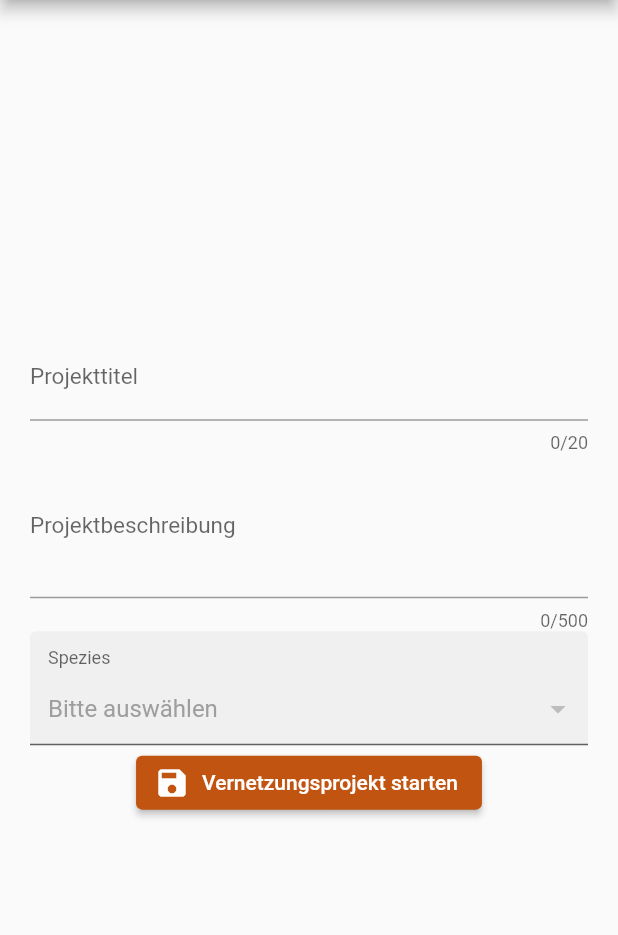
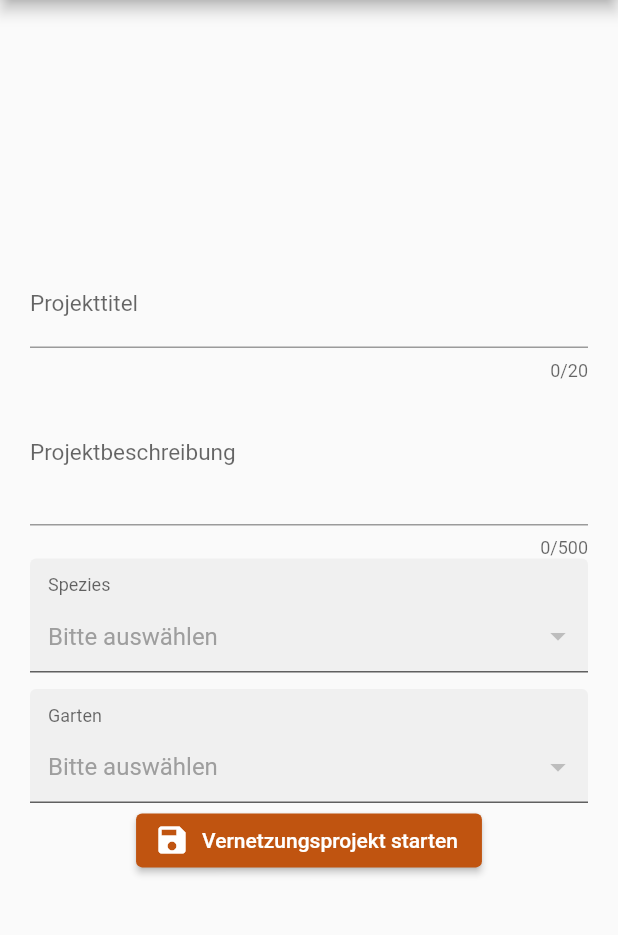
Before and after one commit to ElenaAlgaria/BetterGarden2_IP34, a Flutter app: the screen it shows after launch, in the side drawer, after a tap on "Vernetzungsprojekt starten", on a phone screen of 412 x 824 dp, the part 84-1019 px from its top. Run offline on Flutter 3.47's test engine with Material 2 defaults, Android fonts, the phone set to English and light mode, and no system bars; our stand-ins replace cached_network_image, cloud_firestore, extended_image, firebase_auth, firebase_core, firebase_storage and 9 more; missing offline and left inert: flutter_facebook_auth, image_editor; accounts and stored records are empty.

```diff
--- a/lib/screens/map_page/maps_page.dart
+++ b/lib/screens/map_page/maps_page.dart
@@ -7,6 +7,7 @@ import 'package:biodiversity/models/garden.dart';
 import 'package:biodiversity/models/map_interactions_container.dart';
 import 'package:biodiversity/models/species.dart';
 import 'package:biodiversity/screens/create_group_page/create_group_page.dart';
+import 'package:biodiversity/screens/project_page/create_project_page.dart';
 import 'package:biodiversity/services/image_service.dart';
 import 'package:biodiversity/services/service_provider.dart';
 import 'package:flutter/cupertino.dart';
@@ -206,7 +207,7 @@ class _MapsPageState extends State<MapsPage> with TickerProviderStateMixin {
           onPressed: () {
             Navigator.push(
               context,
-              MaterialPageRoute(builder: (context) => CreateGroupPage(_currentSpecies)),
+              MaterialPageRoute(builder: (context) => CreateProjectPage()),
             );
           },
         ));
--- a/lib/screens/project_page/create_project_page.dart
+++ b/lib/screens/project_page/create_project_page.dart
@@ -2,10 +2,13 @@ import 'dart:developer';
 
 import 'package:biodiversity/components/drawer.dart';
 import 'package:biodiversity/components/dropdown_formfield.dart';
+import 'package:biodiversity/models/garden.dart';
 import 'package:biodiversity/models/species.dart';
+import 'package:biodiversity/models/user.dart';
 import 'package:biodiversity/services/service_provider.dart';
 import 'package:flutter/cupertino.dart';
 import 'package:flutter/material.dart';
+import 'package:provider/provider.dart';
 
 class CreateProjectPage extends StatefulWidget {
   /// Display the create project page
@@ -20,11 +23,12 @@ class _CreateProjectPageState extends State<CreateProjectPage>
   final _formkey = GlobalKey<FormState>();
 
   List<Species> _speciesList = [];
+  List<Garden> _gardensList = [];
   String _currentSpecies;
+  String _currentGarden;
 
-  TextEditingController _titleController = TextEditingController();
-  TextEditingController _descriptionController = TextEditingController();
-
+  final TextEditingController _titleController = TextEditingController();
+  final TextEditingController _descriptionController = TextEditingController();
 
   @override
   void initState() {
@@ -43,7 +47,7 @@ class _CreateProjectPageState extends State<CreateProjectPage>
                 child: Form(
                     key: _formkey,
                     child: Padding(
-                        padding: const EdgeInsets.all(20.0),
+                        padding: const EdgeInsets.fromLTRB(20.0, 0, 20.0, 10.0),
                         child: Column(
                           mainAxisSize: MainAxisSize.min,
                           crossAxisAlignment: CrossAxisAlignment.center,
@@ -84,6 +88,10 @@ class _CreateProjectPageState extends State<CreateProjectPage>
                               maxLines: 3,
                             ),
                             speciesListWidget(),
+                            Container(
+                              margin: const EdgeInsets.fromLTRB(0, 10.0, 0, 0),
+                              child: gardensListWidget(),
+                            ),
                             ElevatedButton.icon(
                               onPressed: () {
                                 if (!_formkey.currentState.validate()) {
@@ -102,6 +110,7 @@ class _CreateProjectPageState extends State<CreateProjectPage>
   void saveProject() {
     // TODO: save project with db
     log(_currentSpecies);
+    log(_currentGarden);
     log(_titleController.text);
     log(_descriptionController.text);
   }
@@ -131,4 +140,33 @@ class _CreateProjectPageState extends State<CreateProjectPage>
       valueField: 'value',
     );
   }
+
+  Widget gardensListWidget() {
+    final user = Provider.of<User>(context);
+    _gardensList =
+        ServiceProvider.instance.gardenService.getAllGardensFromUser(user);
+    return DropDownFormField(
+      titleText: 'Garten',
+      hintText: 'Bitte auswählen',
+      value: _currentGarden,
+      onSaved: (value) {
+        setState(() {
+          _currentGarden = value;
+        });
+      },
+      onChanged: (value) {
+        setState(() {
+          _currentGarden = value;
+        });
+      },
+      dataSource: _gardensList.map((garden) {
+        return {
+          "display": garden.name,
+          "value": garden.name,
+        };
+      }).toList(),
+      textField: 'display',
+      valueField: 'value',
+    );
+  }
 }
```
